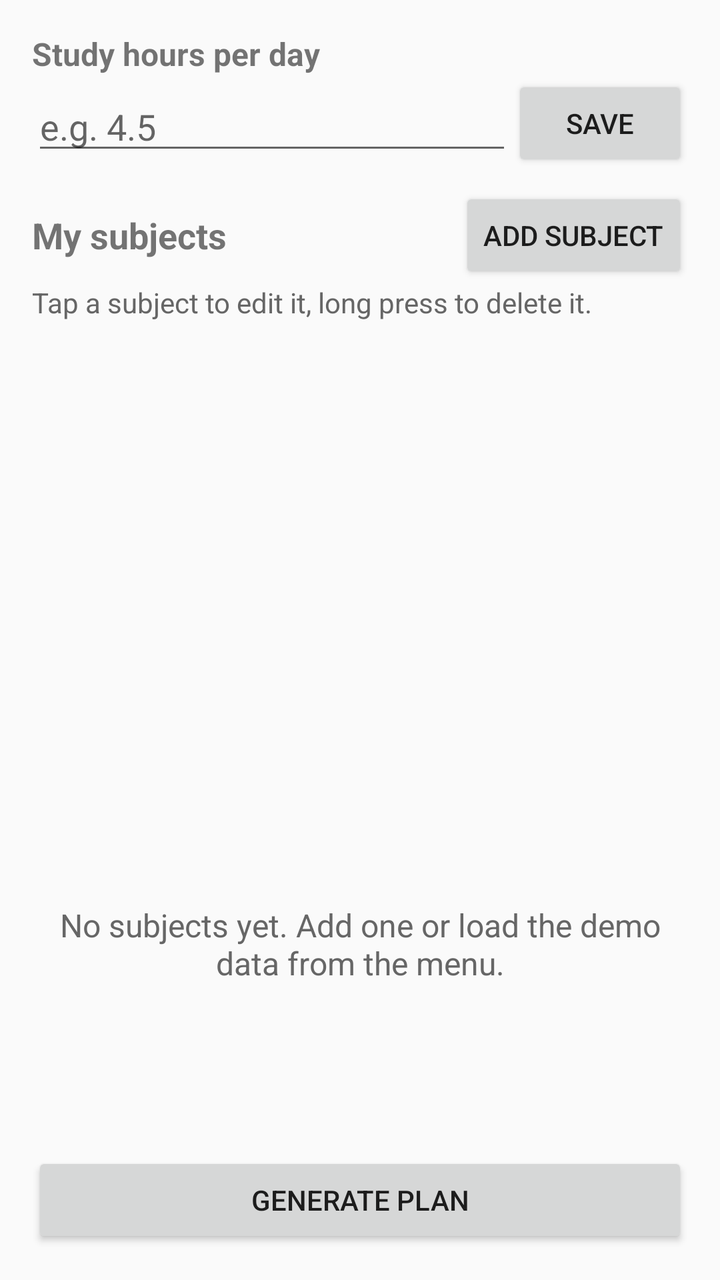
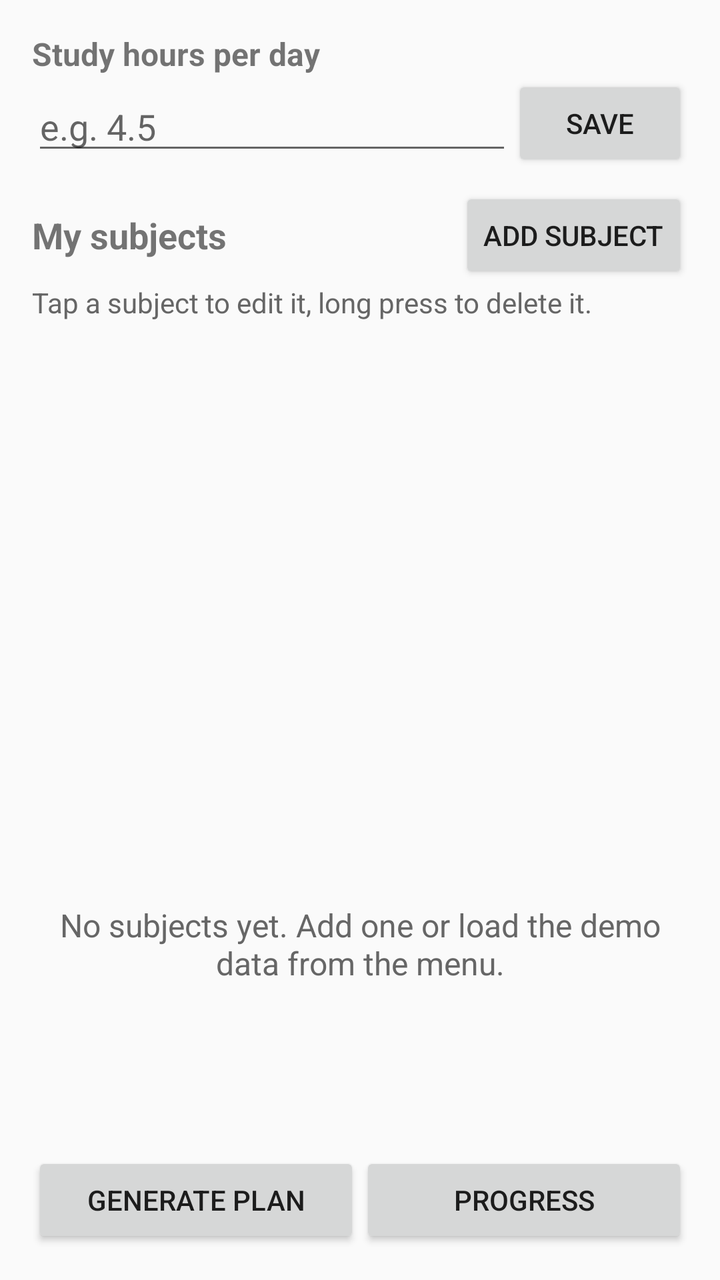

An Android layout rendered at two revisions. The XML below is the earlier revision; the diff shows what the commit changed to produce the second picture.
<!-- AndroidManifest.xml: application theme Theme.RevisPlan -->
<!-- res/layout/activity_main.xml -->
<?xml version="1.0" encoding="utf-8"?>
<LinearLayout xmlns:android="http://schemas.android.com/apk/res/android"
    android:layout_width="match_parent"
    android:layout_height="match_parent"
    android:orientation="vertical"
    android:padding="@dimen/padding_screen">

    <TextView
        android:layout_width="wrap_content"
        android:layout_height="wrap_content"
        android:text="@string/hours_per_day_label"
        android:textSize="@dimen/text_normal"
        android:textStyle="bold" />

    <LinearLayout
        android:layout_width="match_parent"
        android:layout_height="wrap_content"
        android:gravity="center_vertical"
        android:orientation="horizontal">

        <EditText
            android:id="@+id/editHeuresParJour"
            android:layout_width="0dp"
            android:layout_height="wrap_content"
            android:layout_weight="1"
            android:hint="@string/hours_per_day_hint"
            android:importantForAutofill="no"
            android:inputType="numberDecimal"
            android:maxLength="5" />

        <Button
            android:id="@+id/btnSauverHeures"
            android:layout_width="wrap_content"
            android:layout_height="wrap_content"
            android:text="@string/save" />
    </LinearLayout>

    <LinearLayout
        android:layout_width="match_parent"
        android:layout_height="wrap_content"
        android:layout_marginTop="@dimen/spacing_medium"
        android:gravity="center_vertical"
        android:orientation="horizontal">

        <TextView
            android:layout_width="0dp"
            android:layout_height="wrap_content"
            android:layout_weight="1"
            android:text="@string/subjects_title"
            android:textSize="@dimen/text_title"
            android:textStyle="bold" />

        <Button
            android:id="@+id/btnAjouterMatiere"
            android:layout_width="wrap_content"
            android:layout_height="wrap_content"
            android:text="@string/add_subject" />
    </LinearLayout>

    <TextView
        android:layout_width="wrap_content"
        android:layout_height="wrap_content"
        android:text="@string/tip_subjects"
        android:textColor="@color/text_secondary"
        android:textSize="@dimen/text_small" />

    <ListView
        android:id="@+id/listeMatieres"
        android:layout_width="match_parent"
        android:layout_height="0dp"
        android:layout_weight="1" />

    <TextView
        android:id="@+id/txtAucuneMatiere"
        android:layout_width="match_parent"
        android:layout_height="0dp"
        android:layout_weight="1"
        android:gravity="center"
        android:text="@string/no_subjects"
        android:textColor="@color/text_secondary"
        android:textSize="@dimen/text_normal" />

    <Button
        android:id="@+id/btnGenererPlan"
        android:layout_width="match_parent"
        android:layout_height="wrap_content"
        android:text="@string/generate_plan" />
</LinearLayout>
<!-- resources referenced by this layout -->
<resources>
  <color name="text_secondary">#666666</color>
  <dimen name="padding_screen">16dp</dimen>
  <dimen name="spacing_medium">8dp</dimen>
  <dimen name="text_normal">16sp</dimen>
  <dimen name="text_small">14sp</dimen>
  <dimen name="text_title">18sp</dimen>
  <string name="add_subject">Add subject</string>
  <string name="generate_plan">Generate plan</string>
  <string name="hours_per_day_hint">e.g. 4.5</string>
  <string name="hours_per_day_label">Study hours per day</string>
  <string name="no_subjects">No subjects yet. Add one or load the demo data from the menu.</string>
  <string name="save">Save</string>
  <string name="subjects_title">My subjects</string>
  <string name="tip_subjects">Tap a subject to edit it, long press to delete it.</string>
  <style name="Theme.RevisPlan" parent="Theme.AppCompat.Light.DarkActionBar">
          <item name="colorPrimary">@color/primary</item>
          <item name="colorPrimaryDark">@color/primary_dark</item>
          <item name="colorAccent">@color/accent</item>
      </style>
  <color name="primary">#3949AB</color>
  <color name="primary_dark">#283593</color>
  <color name="accent">#FF7043</color>
</resources>

<!-- the commit's change to res/layout/activity_main.xml (unified diff, before → after) -->
@@ -80,9 +80,23 @@
         android:textColor="@color/text_secondary"
         android:textSize="@dimen/text_normal" />
 
-    <Button
-        android:id="@+id/btnGenererPlan"
+    <LinearLayout
         android:layout_width="match_parent"
         android:layout_height="wrap_content"
-        android:text="@string/generate_plan" />
+        android:orientation="horizontal">
+
+        <Button
+            android:id="@+id/btnGenererPlan"
+            android:layout_width="0dp"
+            android:layout_height="wrap_content"
+            android:layout_weight="1"
+            android:text="@string/generate_plan" />
+
+        <Button
+            android:id="@+id/btnProgression"
+            android:layout_width="0dp"
+            android:layout_height="wrap_content"
+            android:layout_weight="1"
+            android:text="@string/progress" />
+    </LinearLayout>
 </LinearLayout>
<!-- resource entries referenced after the edit -->
@@ -11,6 +11,7 @@
   <string name="hours_per_day_hint">e.g. 4.5</string>
   <string name="hours_per_day_label">Study hours per day</string>
   <string name="no_subjects">No subjects yet. Add one or load the demo data from the menu.</string>
+  <string name="progress">Progress</string>
   <string name="save">Save</string>
   <string name="subjects_title">My subjects</string>
   <string name="tip_subjects">Tap a subject to edit it, long press to delete it.</string>
